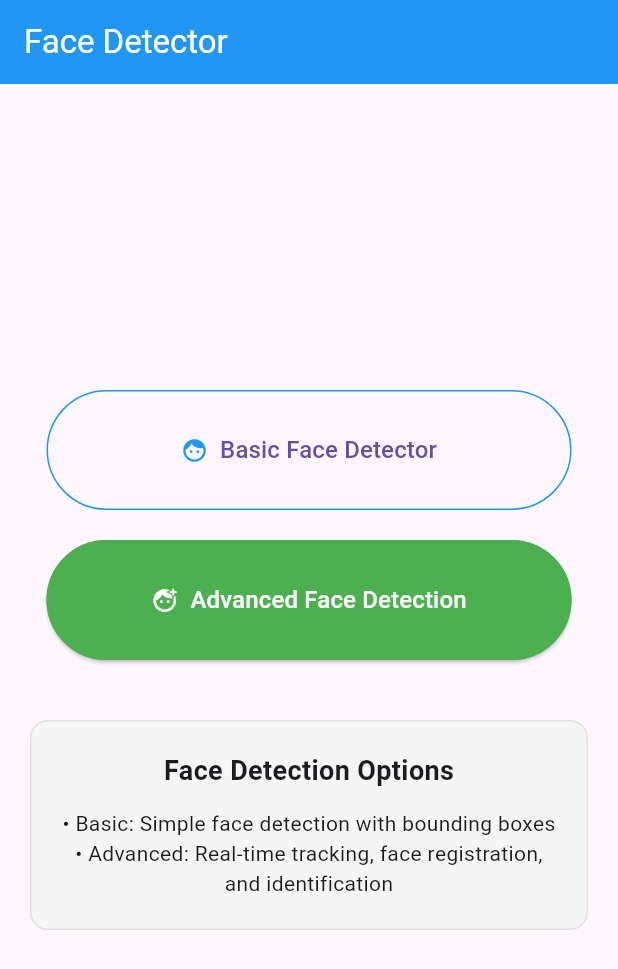
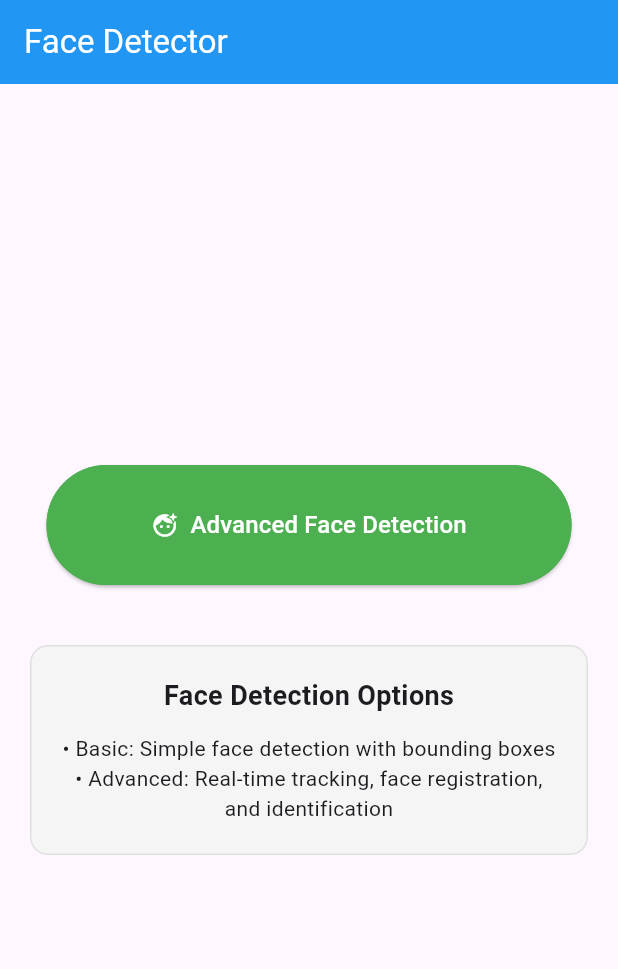
Before and after one commit to QDuyPhan/real_time_face_detection, a Flutter app: the screen it shows after launch, on a phone screen of 412 x 824 dp. Shown: the top 969 px of the screen. Run offline on Flutter 3.47's test engine with Material 3 defaults, Android fonts, the phone set to English and light mode, and no system bars; our stand-ins replace camera, image_picker, logger; missing offline and left inert: google_mlkit_face_detection.

Commit message:
Refactor: Code cleanup and DevTools configuration
This commit includes minor code cleanups and adds a configuration file for Dart & Flutter DevTools extensions.

**Key Changes:**

*   **`devtools_options.yaml` (New File):**
    *   Added a configuration file to store settings for Dart & Flutter DevTools extensions, with a link to the relevant documentation.
*   **`camera_preview.dart`:**
    *   Removed commented-out `Slider` widget related to zoom functionality.
*   **`home_screen.dart`:**
    *   Commented out the "Basic Face Detector" button and its associated `SizedBox`.
*   **`api_face.dart`:**
    *   In the `_loop()` method, changed `persons.removeWhere(...)` back to `persons.removeAt(i)` for removing outdated persons.
    *   Removed `print` statements from the `stop()` method, relying on `app_config.printLog` for debugging output.

```diff
--- /dev/null
+++ b/devtools_options.yaml
@@ -0,0 +1,3 @@
+description: This file stores settings for Dart & Flutter DevTools.
+documentation: https://docs.flutter.dev/tools/devtools/extensions#configure-extension-enablement-states
+extensions:
--- a/lib/home_screen.dart
+++ b/lib/home_screen.dart
@@ -25,40 +25,40 @@
         child: Column(
           mainAxisAlignment: MainAxisAlignment.center,
           children: [
-            // Basic Face Detector Button
-            SizedBox(
-              width: 350,
-              height: 80,
-              child: OutlinedButton(
-                onPressed: () {
-                  Navigator.push(
-                    context,
-                    MaterialPageRoute(
-                      builder: (context) => const FaceDetectorScreen(),
-                    ),
-                  );
-                },
-                style: ButtonStyle(
-                  side: MaterialStateProperty.all(
-                    BorderSide(
-                      color: Colors.blue,
-                      width: 1,
-                      style: BorderStyle.solid,
-                    ),
-                  ),
-                ),
-                child: const Row(
-                  mainAxisAlignment: MainAxisAlignment.center,
-                  children: [
-                    Icon(Icons.face, color: Colors.blue),
-                    SizedBox(width: 8),
-                    Text('Basic Face Detector', style: TextStyle(fontSize: 16)),
-                  ],
-                ),
-              ),
-            ),
+            // // Basic Face Detector Button
+            // SizedBox(
+            //   width: 350,
+            //   height: 80,
+            //   child: OutlinedButton(
+            //     onPressed: () {
+            //       Navigator.push(
+            //         context,
+            //         MaterialPageRoute(
+            //           builder: (context) => const FaceDetectorScreen(),
+            //         ),
+            //       );
+            //     },
+            //     style: ButtonStyle(
+            //       side: MaterialStateProperty.all(
+            //         BorderSide(
+            //           color: Colors.blue,
+            //           width: 1,
+            //           style: BorderStyle.solid,
+            //         ),
+            //       ),
+            //     ),
+            //     child: const Row(
+            //       mainAxisAlignment: MainAxisAlignment.center,
+            //       children: [
+            //         Icon(Icons.face, color: Colors.blue),
+            //         SizedBox(width: 8),
+            //         Text('Basic Face Detector', style: TextStyle(fontSize: 16)),
+            //       ],
+            //     ),
+            //   ),
+            // ),
 
-            const SizedBox(height: 20),
+            // const SizedBox(height: 20),
 
             // Advanced Face Detector Button
             SizedBox(
```
Also changed, not shown: lib/api_face.dart (+9 -7 lines), lib/camera_preview.dart (+0 -20 lines).
